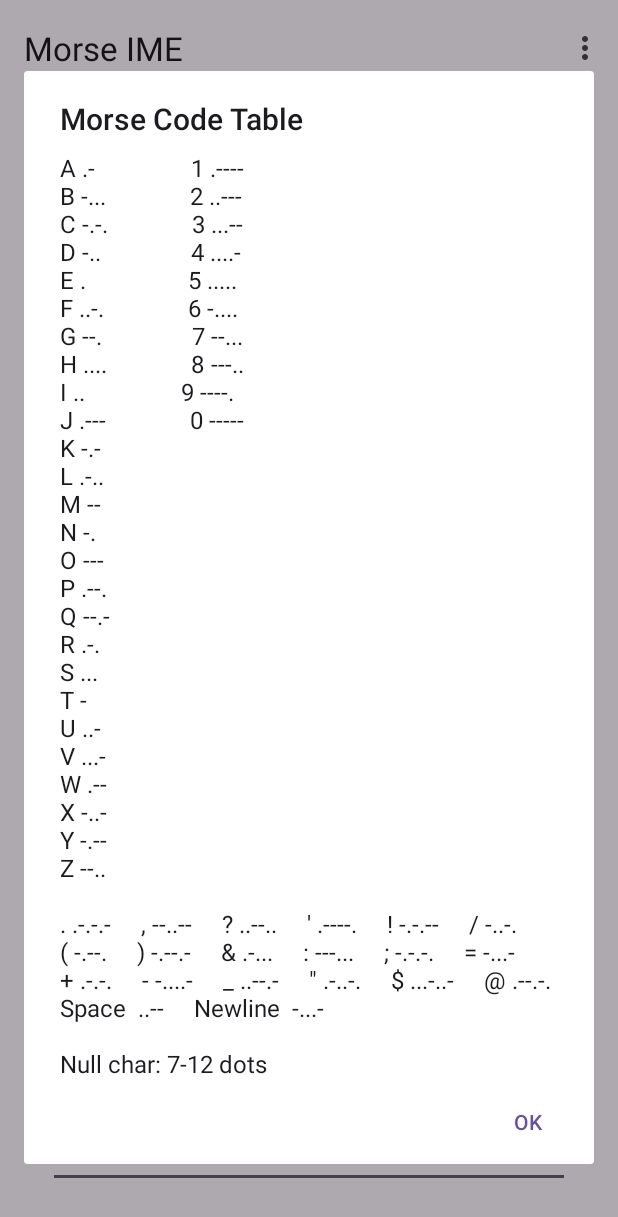
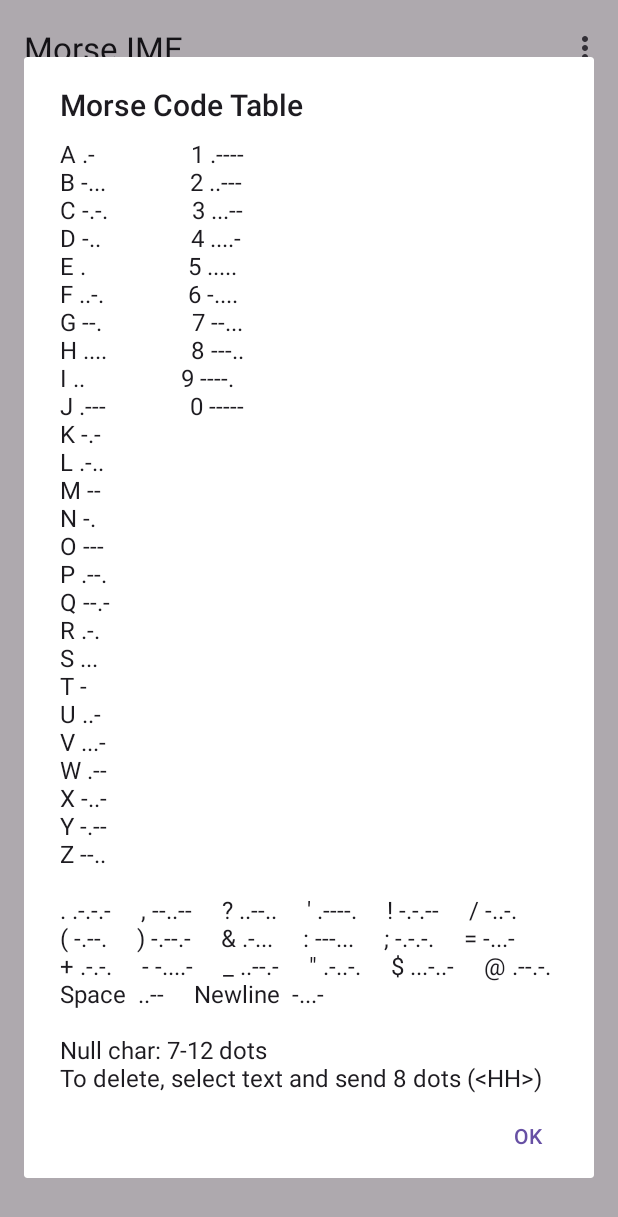
Before and after one commit to bczhc/cw-keyer, an Android app: the screen it shows after launch (MainActivity), in the options menu, after a tap on "Help", on a phone screen of 412 x 824 dp. Shown: the top 1217 px of the screen. Run offline under Robolectric (Android 15) with nearby library versions, the light colour scheme and no system bars.

Commit message:
android: update help msg

```diff
--- a/android/app/src/main/java/pers/zhc/android/morseime/MainActivity.kt
+++ b/android/app/src/main/java/pers/zhc/android/morseime/MainActivity.kt
@@ -93,6 +93,7 @@ class MainActivity : AppCompatActivity() {
         sb.append(getString(R.string.label_newline) + "  -...-" + "\n")
 
         sb.append("\n" + getString(R.string.null_char_desc))
+        sb.append("\n" + getString(R.string.help_delete_hint))
 
         AlertDialog.Builder(this)
             .setTitle(getString(R.string.help_title))
--- a/android/app/src/main/res/values/strings.xml
+++ b/android/app/src/main/res/values/strings.xml
@@ -22,4 +22,5 @@
     <string name="label_newline">Newline</string>
     <string name="label_null_char">Null char</string>
     <string name="null_char_desc">Null char: 7-12 dots</string>
+    <string name="help_delete_hint">To delete, select text and send 8 dots (&lt;HH&gt;)</string>
 </resources>
```
Also changed, not shown: 1 other file.
